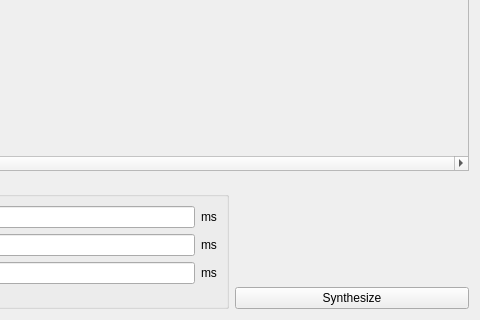
The window that ui/IntonationWindow.ui (mym-br/gama_tts_editor) describes before a commit, drawn with Qt 5; both pictures show x 720 to 1200 and y 280 to 600 of the 1200 by 600 pixel window.
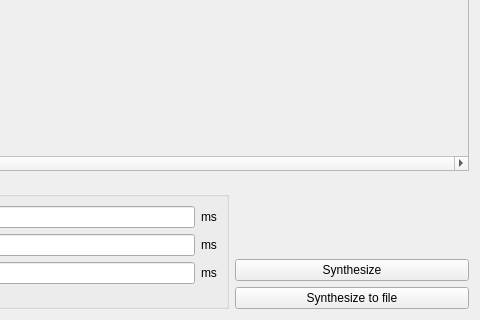
The same window after the commit. Custom widgets are drawn as their Qt base class.

Commit message: Use separate "Synthesize" and "Synthesize to file" buttons. Don't use sndfile.

Diff of the .ui file:
```diff
--- a/ui/IntonationWindow.ui
+++ b/ui/IntonationWindow.ui
@@ -292,6 +292,13 @@
            </property>
           </widget>
          </item>
+         <item>
+          <widget class="QPushButton" name="synthesizeToFileButton">
+           <property name="text">
+            <string>Synthesize to file</string>
+           </property>
+          </widget>
+         </item>
         </layout>
        </widget>
       </item>
```
Left out of the diff: 70 changed lines with no effect on the pictures. The commit also changes 11 other files.
